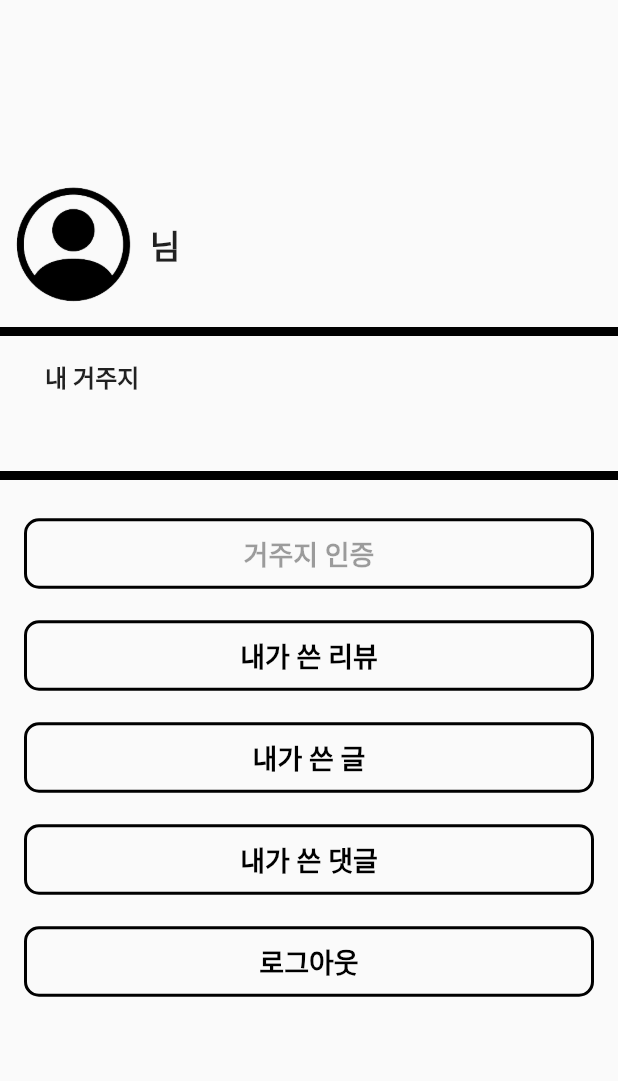
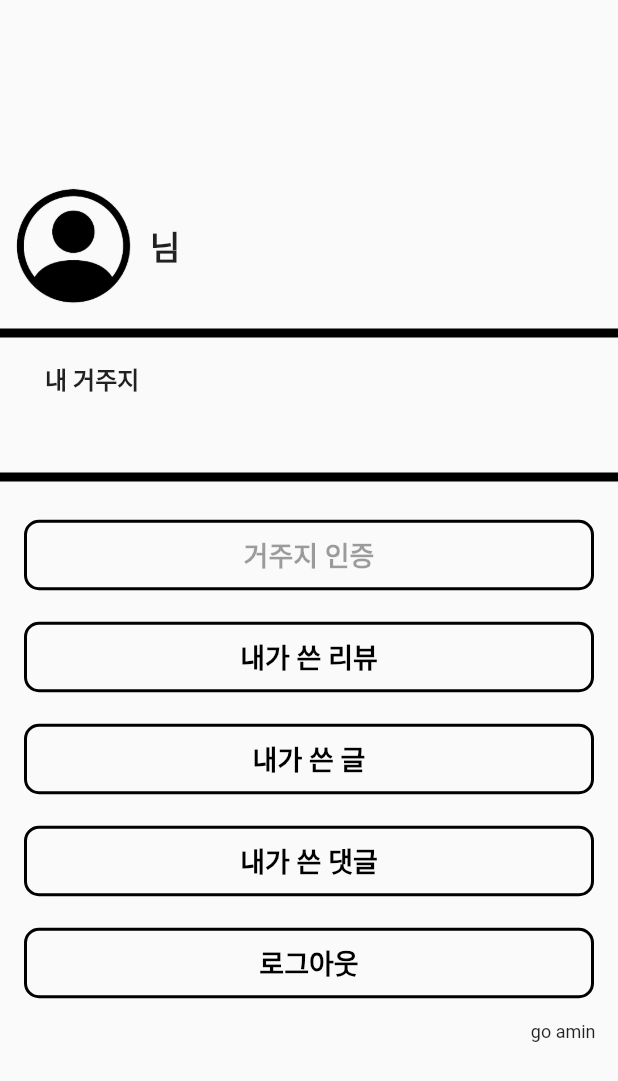
Before and after one commit to junhobark/oneroom_ex, a Flutter app: the informationScreen screen opened directly, on a phone screen of 412 x 824 dp. Shown: the top 1081 px of the screen. Run offline on Flutter 3.47's test engine with Material 2 defaults, Android fonts, the phone set to English and light mode, and no system bars; our stand-ins replace cloud_firestore, dio, firebase_auth, firebase_core, flutter_rating_bar, geolocator and 2 more; missing offline and left inert: flutter_naver_login, kakao_map_plugin, kpostal; accounts and stored records are empty; network calls fail.

Commit message:
다 들어갈수 있어요

```diff
--- a/lib/Info/info.dart
+++ b/lib/Info/info.dart
@@ -538,7 +538,7 @@ class _informationScreen extends State<informationScreen> {
                       child:
 
 
-        data =='true'? Text(
+        data =='false'? Text(
                         'go amin',
                         textAlign: TextAlign.center,
                         style: TextStyle(
```
Also changed, not shown: lib/map/mapScreen.dart (+6 -4 lines).
